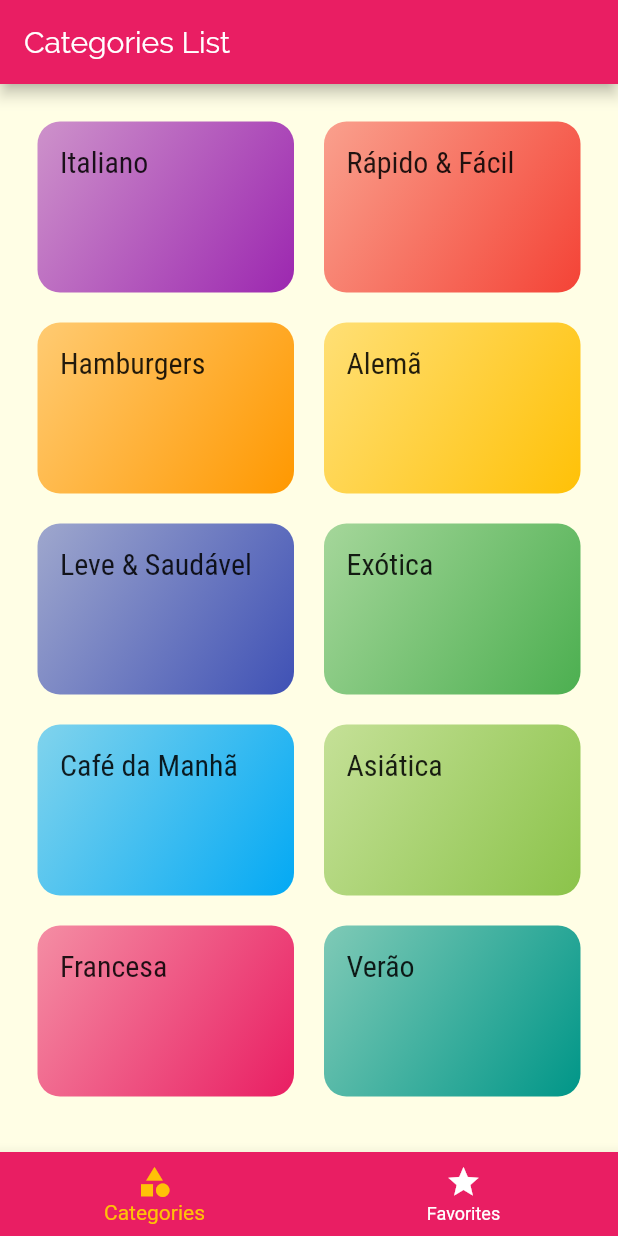
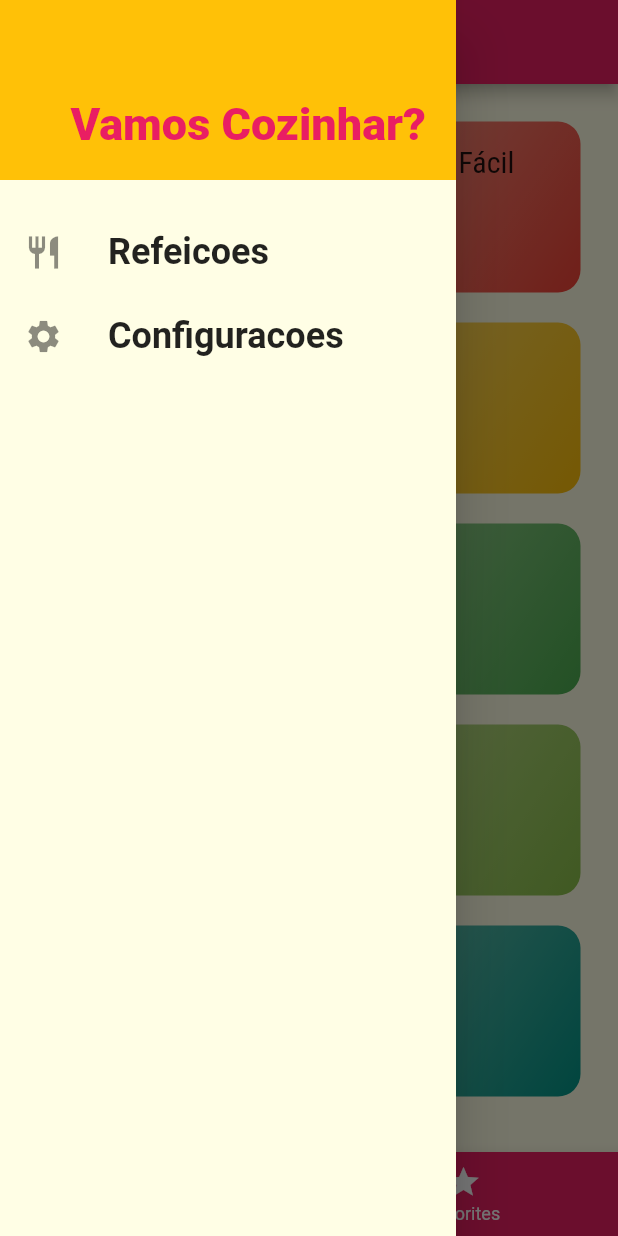
Before and after one commit to augustoveiga/meals, a Flutter app: the screen it shows after launch, with the side drawer open (before the commit the screen has no drawer), on a phone screen of 412 x 824 dp. Run offline on Flutter 3.47's test engine with Material 2 defaults, Android fonts, the phone set to English and light mode, and no system bars; Roboto replaces fonts that are missing (RobotCondensed).

Commit message:
custom drawer

```diff
--- /dev/null
+++ b/lib/components/main_drawer.dart
@@ -0,0 +1,50 @@
+import 'package:flutter/material.dart';
+
+class MainDrawer extends StatelessWidget {
+
+  Widget _createItem(IconData icon, String label) {
+    return ListTile(
+      leading: Icon(
+        icon,
+        size: 26,
+      ),
+      title: Text(
+        label,
+        style: TextStyle(
+          fontFamily: 'RobotCondensed',
+          fontSize: 24,
+          fontWeight: FontWeight.bold,
+        )
+      ),
+      onTap: () {},
+    );
+  }
+
+  @override
+  Widget build(BuildContext context) {
+    return Drawer(
+      child: Column(
+        children: <Widget>[
+          Container(
+            height: 120,
+            width: double.infinity,
+            padding: EdgeInsets.all(20),
+            color: Theme.of(context).accentColor,
+            alignment: Alignment.bottomRight,
+            child: Text(
+              'Vamos Cozinhar?',
+              style: TextStyle(
+                fontWeight: FontWeight.w900,
+                fontSize: 30,
+                color: Theme.of(context).primaryColor,
+              ),
+            ),
+          ),
+          SizedBox(height: 20),
+          _createItem(Icons.restaurant, 'Refeicoes'),
+          _createItem(Icons.settings, 'Configuracoes'),
+        ],
+      ),
+    );
+  }
+}
--- a/lib/screens/tabs_screen.dart
+++ b/lib/screens/tabs_screen.dart
@@ -1,6 +1,7 @@
 import 'package:flutter/material.dart';
 import 'categories_screen.dart';
 import 'favorite_screen.dart';
+import '../components/main_drawer.dart';
 
 class TabsScreen extends StatefulWidget {
   @override
@@ -26,6 +27,7 @@ class _TabsScreenState extends State<TabsScreen> {
       appBar: AppBar(
         title: Text(_screens[_selectedScreenIndex]['title']),
       ),
+      drawer: MainDrawer(),
       body: _screens[_selectedScreenIndex]['screen'],
       bottomNavigationBar: BottomNavigationBar(
         onTap: _selectScreen,
```
